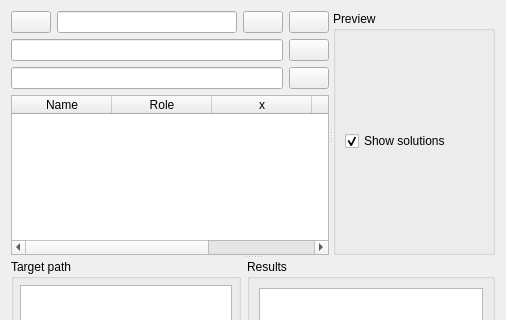
Before: the Qt Designer form core/synthesis/DimensionalSynthesis/Algorithm.ui in KmolYuan/Pyslvs-UI, drawn with Qt 5; both pictures show x 0 to 506 and y 0 to 320 of the 506 by 722 pixel window.
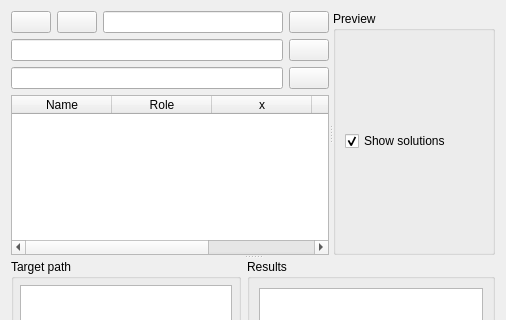
After: the same form once the commit is applied. Icons and pictures are not drawn.

```diff
--- a/core/synthesis/DimensionalSynthesis/Algorithm.ui
+++ b/core/synthesis/DimensionalSynthesis/Algorithm.ui
@@ -6,7 +6,7 @@
    <rect>
     <x>0</x>
     <y>0</y>
-    <width>465</width>
+    <width>485</width>
     <height>722</height>
    </rect>
   </property>
@@ -39,13 +39,6 @@
             </property>
            </widget>
           </item>
-          <item>
-           <widget class="QLineEdit" name="profile_name">
-            <property name="readOnly">
-             <bool>true</bool>
-            </property>
-           </widget>
-          </item>
           <item>
            <widget class="QPushButton" name="save_button">
             <property name="statusTip">
@@ -57,6 +50,13 @@
             </property>
            </widget>
           </item>
+          <item>
+           <widget class="QLineEdit" name="profile_name">
+            <property name="readOnly">
+             <bool>true</bool>
+            </property>
+           </widget>
+          </item>
           <item>
            <widget class="QPushButton" name="clear_button">
             <property name="statusTip">
```
